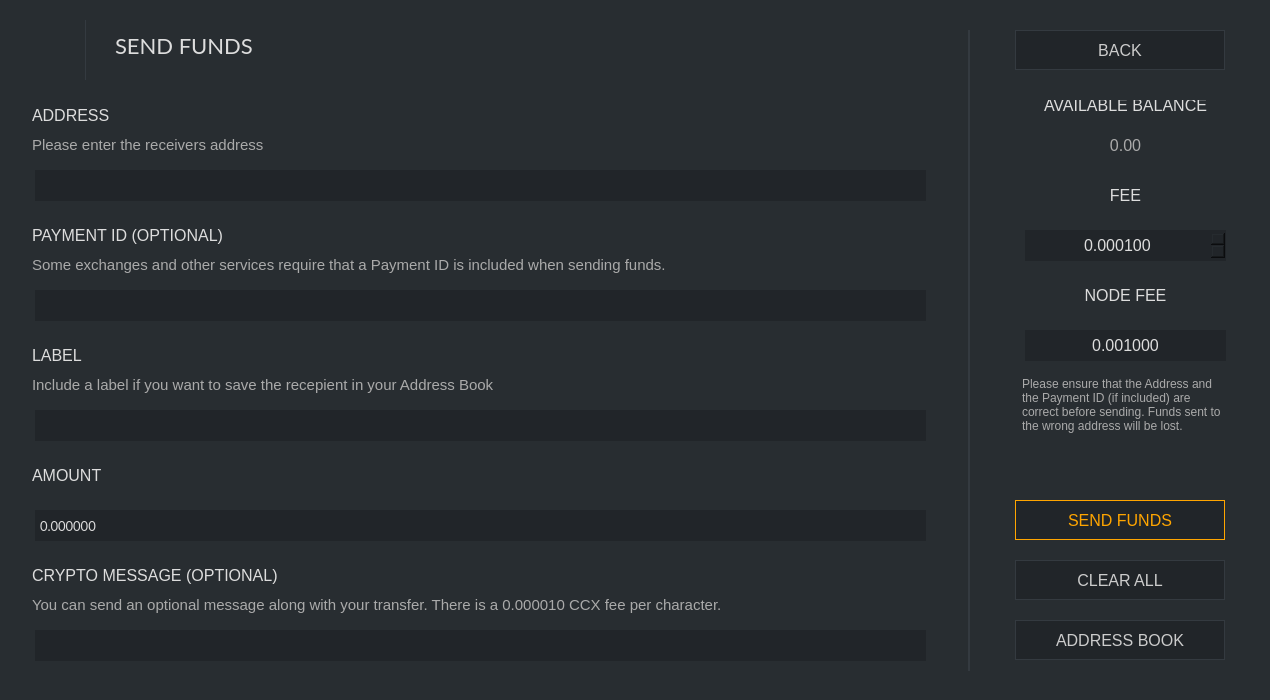
Old version of the form src/gui/ui/sendframe.ui in the repository ConcealNetwork/conceal-desktop.
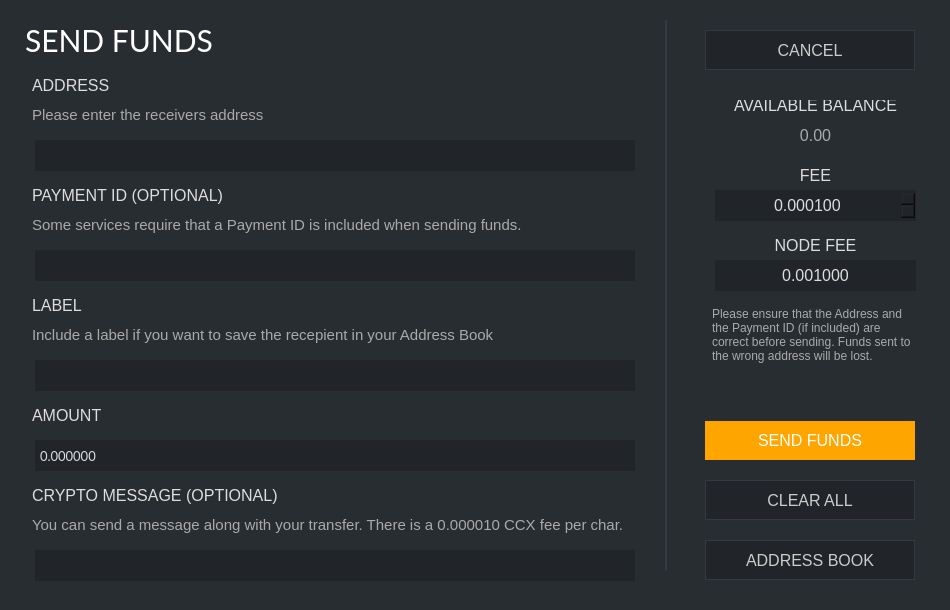
New version of the form. Icons and pictures are not drawn.

Commit message: Convert sendframe to dialog

What changed in the file:
```diff
--- a/src/gui/ui/sendframe.ui
+++ b/src/gui/ui/sendframe.ui
@@ -6,20 +6,20 @@
    <rect>
     <x>0</x>
     <y>0</y>
-    <width>1270</width>
-    <height>700</height>
+    <width>950</width>
+    <height>610</height>
    </rect>
   </property>
   <property name="minimumSize">
    <size>
-    <width>1270</width>
-    <height>700</height>
+    <width>950</width>
+    <height>0</height>
    </size>
   </property>
   <property name="maximumSize">
    <size>
-    <width>1270</width>
-    <height>700</height>
+    <width>950</width>
+    <height>610</height>
    </size>
   </property>
   <property name="font">
@@ -57,7 +57,7 @@
     <widget class="QGroupBox" name="groupBox">
      <property name="maximumSize">
       <size>
-       <width>1240</width>
+       <width>950</width>
        <height>685</height>
       </size>
      </property>
@@ -67,9 +67,9 @@
      <widget class="QLabel" name="sendLabel">
       <property name="geometry">
        <rect>
-        <x>100</x>
-        <y>25</y>
-        <width>181</width>
+        <x>10</x>
+        <y>20</y>
+        <width>581</width>
         <height>41</height>
        </rect>
       </property>
@@ -86,8 +86,8 @@
        </font>
       </property>
       <property name="styleSheet">
-       <string notr="true">color: #ddd; 
-font-size: 22px;
+       <string notr="true">color: #fff; 
+font-size: 30px;
 font-family: Lato;</string>
       </property>
       <property name="text">
@@ -100,7 +100,7 @@
      <widget class="QPushButton" name="m_backButton">
       <property name="geometry">
        <rect>
-        <x>1000</x>
+        <x>690</x>
         <y>30</y>
         <width>210</width>
         <height>40</height>
@@ -129,15 +129,15 @@
 QPushButton#m_backButton:hover {color: #ddd; border: 2px solid #444; font-size: 16px; background-color: #212529;}</string>
       </property>
       <property name="text">
-       <string>BACK</string>
+       <string>CANCEL</string>
       </property>
      </widget>
      <widget class="QLabel" name="pidLabel">
       <property name="geometry">
        <rect>
         <x>10</x>
-        <y>220</y>
-        <width>771</width>
+        <y>180</y>
+        <width>600</width>
         <height>30</height>
        </rect>
       </property>
@@ -157,8 +157,8 @@
       <property name="geometry">
        <rect>
         <x>20</x>
-        <y>290</y>
-        <width>891</width>
+        <y>250</y>
+        <width>600</width>
         <height>31</height>
        </rect>
       </property>
@@ -185,7 +185,7 @@
       <property name="geometry">
        <rect>
         <x>10</x>
-        <y>100</y>
+        <y>70</y>
         <width>721</width>
         <height>30</height>
        </rect>
@@ -206,8 +206,8 @@
       <property name="geometry">
        <rect>
         <x>20</x>
-        <y>170</y>
-        <width>891</width>
+        <y>140</y>
+        <width>600</width>
         <height>31</height>
        </rect>
       </property>
@@ -234,8 +234,8 @@
       <property name="geometry">
        <rect>
         <x>20</x>
-        <y>410</y>
-        <width>891</width>
+        <y>360</y>
+        <width>600</width>
         <height>31</height>
        </rect>
       </property>
@@ -262,8 +262,8 @@
       <property name="geometry">
        <rect>
         <x>10</x>
-        <y>340</y>
-        <width>721</width>
+        <y>290</y>
+        <width>600</width>
         <height>30</height>
        </rect>
       </property>
@@ -283,8 +283,8 @@
       <property name="geometry">
        <rect>
         <x>20</x>
-        <y>510</y>
-        <width>891</width>
+        <y>440</y>
+        <width>600</width>
         <height>31</height>
        </rect>
       </property>
@@ -311,7 +311,7 @@
       <property name="geometry">
        <rect>
         <x>10</x>
-        <y>460</y>
+        <y>400</y>
         <width>721</width>
         <height>30</height>
        </rect>
@@ -331,7 +331,7 @@
      <widget class="QGroupBox" name="groupBox_2">
       <property name="geometry">
        <rect>
-        <x>950</x>
+        <x>640</x>
         <y>100</y>
         <width>261</width>
         <height>561</height>
@@ -377,7 +377,7 @@
        <property name="geometry">
         <rect>
          <x>50</x>
-         <y>400</y>
+         <y>320</y>
          <width>210</width>
          <height>40</height>
         </rect>
@@ -400,7 +400,7 @@
         </font>
        </property>
        <property name="styleSheet">
-        <string notr="true">QPushButton#m_sendButton {color: orange; background-color: #212529; border: 1px solid orange; font-size: 16px;}
+        <string notr="true">QPushButton#m_sendButton {color: white; background-color: orange; border: 1px solid orange; font-size: 16px;}
 
 QPushButton#m_sendButton:hover {color: orange; background-color: #212529; border: 2px solid orange; font-size: 16px;}</string>
        </property>
@@ -412,7 +412,7 @@
        <property name="geometry">
         <rect>
          <x>50</x>
-         <y>460</y>
+         <y>380</y>
          <width>210</width>
          <height>40</height>
         </rect>
@@ -447,7 +447,7 @@
        <property name="geometry">
         <rect>
          <x>60</x>
-         <y>30</y>
+         <y>20</y>
          <width>201</width>
          <height>31</height>
         </rect>
@@ -477,7 +477,7 @@
        <property name="geometry">
         <rect>
          <x>60</x>
-         <y>130</y>
+         <y>90</y>
          <width>201</width>
          <height>31</height>
         </rect>
@@ -519,7 +519,7 @@
        <property name="geometry">
         <rect>
          <x>60</x>
-         <y>80</y>
+         <y>60</y>
          <width>201</width>
          <height>30</height>
         </rect>
@@ -543,7 +543,7 @@
        <property name="geometry">
         <rect>
          <x>50</x>
-         <y>270</y>
+         <y>200</y>
          <width>221</width>
          <height>121</height>
         </rect>
@@ -568,7 +568,7 @@
        <property name="geometry">
         <rect>
          <x>50</x>
-         <y>520</y>
+         <y>440</y>
          <width>210</width>
          <height>40</height>
         </rect>
@@ -603,7 +603,7 @@
        <property name="geometry">
         <rect>
          <x>60</x>
-         <y>180</y>
+         <y>130</y>
          <width>201</width>
          <height>30</height>
         </rect>
@@ -627,7 +627,7 @@
        <property name="geometry">
         <rect>
          <x>60</x>
-         <y>230</y>
+         <y>160</y>
          <width>201</width>
          <height>31</height>
         </rect>
@@ -658,8 +658,8 @@
       <property name="geometry">
        <rect>
         <x>20</x>
-        <y>630</y>
-        <width>891</width>
+        <y>550</y>
+        <width>600</width>
         <height>31</height>
        </rect>
       </property>
@@ -686,8 +686,8 @@
       <property name="geometry">
        <rect>
         <x>10</x>
-        <y>560</y>
-        <width>781</width>
+        <y>480</y>
+        <width>600</width>
         <height>30</height>
        </rect>
       </property>
@@ -707,8 +707,8 @@
       <property name="geometry">
        <rect>
         <x>10</x>
-        <y>590</y>
-        <width>901</width>
+        <y>510</y>
+        <width>600</width>
         <height>30</height>
        </rect>
       </property>
@@ -721,15 +721,15 @@
        <string notr="true">padding: 3px; font-size: 15px; color: #aaa;</string>
       </property>
       <property name="text">
-       <string>You can send an optional message along with your transfer. There is a 0.000010 CCX fee per character.</string>
+       <string>You can send a message along with your transfer. There is a 0.000010 CCX fee per char.</string>
       </property>
      </widget>
      <widget class="QLabel" name="pidLabel_2">
       <property name="geometry">
        <rect>
         <x>10</x>
-        <y>250</y>
-        <width>901</width>
+        <y>210</y>
+        <width>600</width>
         <height>30</height>
        </rect>
       </property>
@@ -742,15 +742,15 @@
        <string notr="true">padding: 3px; font-size: 15px; color: #aaa;</string>
       </property>
       <property name="text">
-       <string>Some exchanges and other services require that a Payment ID is included when sending funds.</string>
+       <string>Some services require that a Payment ID is included when sending funds.</string>
       </property>
      </widget>
      <widget class="QLabel" name="pidLabel_3">
       <property name="geometry">
        <rect>
         <x>10</x>
-        <y>370</y>
-        <width>901</width>
+        <y>320</y>
+        <width>600</width>
         <height>30</height>
        </rect>
       </property>
@@ -770,8 +770,8 @@
       <property name="geometry">
        <rect>
         <x>10</x>
-        <y>130</y>
-        <width>901</width>
+        <y>100</y>
+        <width>600</width>
         <height>30</height>
        </rect>
       </property>
@@ -790,10 +790,10 @@
      <widget class="Line" name="line">
       <property name="geometry">
        <rect>
-        <x>953</x>
-        <y>30</y>
+        <x>650</x>
+        <y>20</y>
         <width>2</width>
-        <height>641</height>
+        <height>550</height>
        </rect>
       </property>
       <property name="styleSheet">
@@ -803,35 +803,6 @@
        <enum>Qt::Vertical</enum>
       </property>
      </widget>
-     <widget class="Line" name="logoLine">
-      <property name="geometry">
-       <rect>
-        <x>70</x>
-        <y>20</y>
-        <width>1</width>
-        <height>60</height>
-       </rect>
-      </property>
-      <property name="styleSheet">
-       <string notr="true">background-color: #343a40;</string>
-      </property>
-      <property name="orientation">
-       <enum>Qt::Vertical</enum>
-      </property>
-     </widget>
-     <widget class="QLabel" name="label_11">
-      <property name="geometry">
-       <rect>
-        <x>0</x>
-        <y>10</y>
-        <width>61</width>
-        <height>71</height>
-       </rect>
-      </property>
-      <property name="text">
-       <string>&lt;html&gt;&lt;head/&gt;&lt;body&gt;&lt;p&gt;&lt;img src=&quot;:/images/conceal-small.png&quot;/&gt;&lt;/p&gt;&lt;/body&gt;&lt;/html&gt;</string>
-      </property>
-     </widget>
     </widget>
    </item>
   </layout>
```
